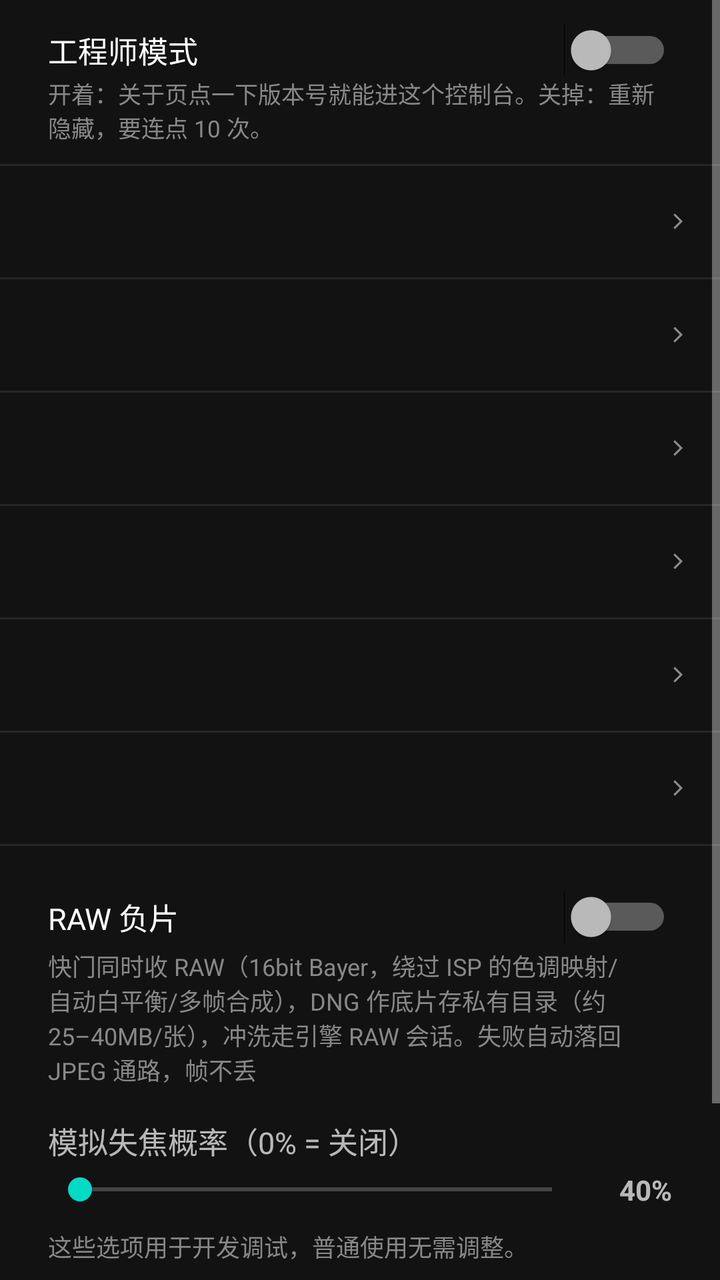
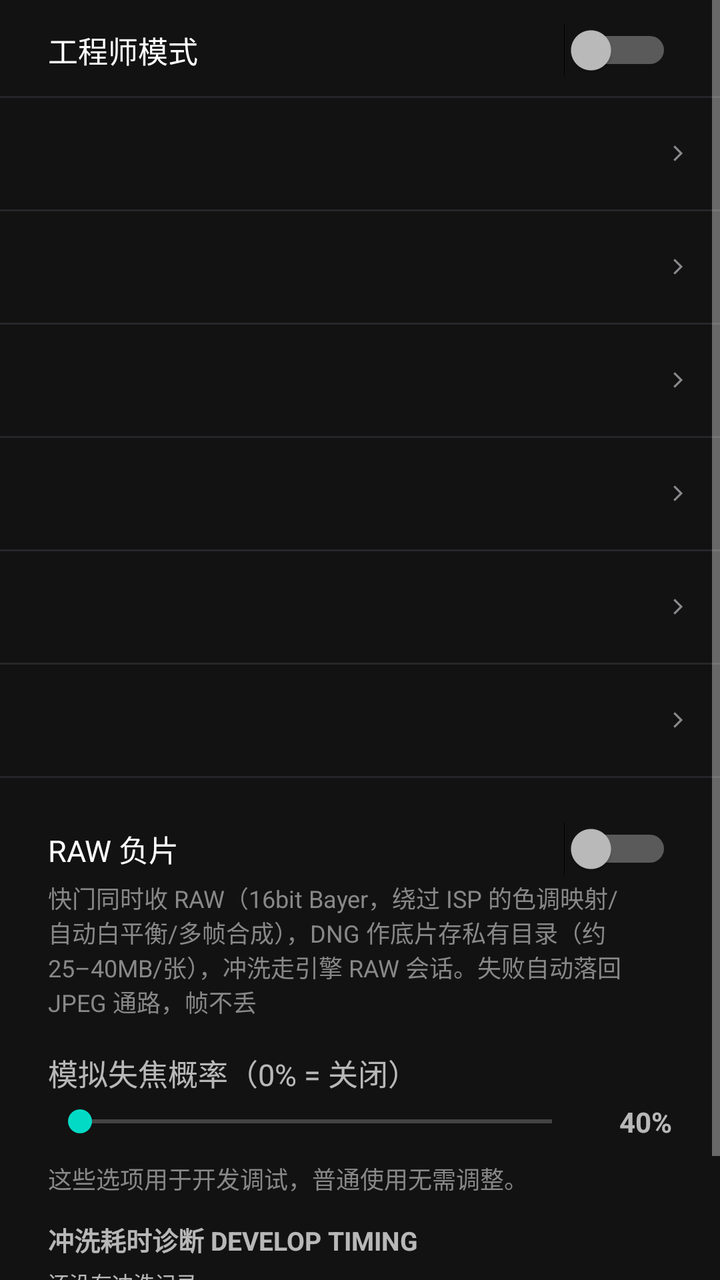

Screens rendered from an Android XML layout before and after an edit, with the pre-edit source and the edit as a unified diff.
<!-- AndroidManifest.xml: application theme Theme.FilmCam -->
<!-- res/layout/dialog_hidden_settings.xml -->
<?xml version="1.0" encoding="utf-8"?>

<ScrollView xmlns:android="http://schemas.android.com/apk/res/android"
    android:layout_width="match_parent"
    android:layout_height="wrap_content">

    <LinearLayout
        android:layout_width="match_parent"
        android:layout_height="wrap_content"
        android:orientation="vertical"
        android:paddingTop="8dp">

        
        <Switch
            android:id="@+id/swEngineerMode"
            android:layout_width="match_parent"
            android:layout_height="wrap_content"
            android:paddingStart="24dp"
            android:paddingTop="6dp"
            android:paddingEnd="24dp"
            android:paddingBottom="2dp"
            android:text="@string/eng_mode_title"
            android:textSize="15sp" />

        <TextView
            android:layout_width="match_parent"
            android:layout_height="wrap_content"
            android:paddingStart="24dp"
            android:paddingEnd="24dp"
            android:paddingBottom="10dp"
            android:text="@string/eng_mode_note"
            android:textColor="#888"
            android:textSize="11.5sp" />

        
        <View
            android:layout_width="match_parent"
            android:layout_height="1dp"
            android:background="#26262A" />

        <include
            android:id="@+id/rowEngSlow"
            layout="@layout/item_setting_row" />

        <View
            android:layout_width="match_parent"
            android:layout_height="1dp"
            android:background="#26262A" />

        <include
            android:id="@+id/rowEngStyle"
            layout="@layout/item_setting_row" />

        <View
            android:layout_width="match_parent"
            android:layout_height="1dp"
            android:background="#26262A" />

        
        <LinearLayout
            android:id="@+id/groupEngColor"
            android:layout_width="match_parent"
            android:layout_height="wrap_content"
            android:orientation="vertical">

                <include
            android:id="@+id/rowEngColor"
            layout="@layout/item_setting_row" />

        <View
            android:layout_width="match_parent"
            android:layout_height="1dp"
            android:background="#26262A" />
        </LinearLayout>

        <include
            android:id="@+id/rowEngDev"
            layout="@layout/item_setting_row" />

        <View
            android:layout_width="match_parent"
            android:layout_height="1dp"
            android:background="#26262A" />

        <include
            android:id="@+id/rowEngLens"
            layout="@layout/item_setting_row" />

        <View
            android:layout_width="match_parent"
            android:layout_height="1dp"
            android:background="#26262A" />

        
        <include
            android:id="@+id/rowEngJpeg"
            layout="@layout/item_setting_row" />

        <View
            android:layout_width="match_parent"
            android:layout_height="1dp"
            android:background="#26262A" />

        <LinearLayout
            android:layout_width="match_parent"
            android:layout_height="wrap_content"
            android:orientation="vertical"
            android:paddingStart="24dp"
            android:paddingTop="10dp"
            android:paddingEnd="24dp">

            <Switch
                android:id="@+id/swRawNegative"
                android:layout_width="match_parent"
                android:layout_height="wrap_content"
                android:layout_marginTop="12dp"
                android:text="@string/eng_raw_negative"
                android:textSize="15sp" />

            <TextView
                android:layout_width="match_parent"
                android:layout_height="wrap_content"
                android:layout_marginTop="2dp"
                android:text="@string/eng_raw_hint"
                android:textColor="#888"
                android:textSize="12sp" />

            <TextView
                android:layout_width="match_parent"
                android:layout_height="wrap_content"
                android:layout_marginTop="16dp"
                android:text="@string/main_debug_softfocus_prob"
                android:textSize="15sp" />

            <LinearLayout
                android:layout_width="match_parent"
                android:layout_height="wrap_content"
                android:layout_marginTop="4dp"
                android:gravity="center_vertical"
                android:orientation="horizontal">

                <SeekBar
                    android:id="@+id/sbSoftFocusProb"
                    android:layout_width="0dp"
                    android:layout_height="wrap_content"
                    android:layout_weight="1" />

                <TextView
                    android:id="@+id/tvSoftFocusProb"
                    android:layout_width="44dp"
                    android:layout_height="wrap_content"
                    android:gravity="end"
                    android:text="40%"
                    android:textSize="14sp"
                    android:textStyle="bold" />
            </LinearLayout>

            <TextView
                android:layout_width="match_parent"
                android:layout_height="wrap_content"
                android:layout_marginTop="10dp"
                android:text="@string/main_debug_note"
                android:textColor="#888"
                android:textSize="12sp" />

            
            <TextView
                android:layout_width="match_parent"
                android:layout_height="wrap_content"
                android:layout_marginTop="12dp"
                android:layout_marginBottom="4dp"
                android:text="@string/hidden_diag_title"
                android:textSize="13sp"
                android:textStyle="bold" />

            <TextView
                android:id="@+id/tvDiag"
                android:layout_width="match_parent"
                android:layout_height="wrap_content"
                android:layout_marginBottom="10dp"
                android:fontFamily="monospace"
                android:text="@string/hidden_diag_none"
                android:textSize="10.5sp" />

            
            <TextView
                android:layout_width="match_parent"
                android:layout_height="wrap_content"
                android:layout_marginBottom="4dp"
                android:text="@string/hidden_crash_title"
                android:textSize="13sp"
                android:textStyle="bold" />

            <TextView
                android:id="@+id/tvCrash"
                android:layout_width="match_parent"
                android:layout_height="wrap_content"
                android:layout_marginBottom="10dp"
                android:fontFamily="monospace"
                android:text="@string/hidden_crash_none"
                android:textSize="10.5sp" />
        </LinearLayout>
    </LinearLayout>
</ScrollView>
<!-- res/layout/item_setting_row.xml (included above) -->
<?xml version="1.0" encoding="utf-8"?>
<LinearLayout xmlns:android="http://schemas.android.com/apk/res/android"
    android:layout_width="match_parent"
    android:layout_height="wrap_content"
    android:background="?attr/selectableItemBackground"
    android:clickable="true"
    android:focusable="true"
    android:gravity="center_vertical"
    android:orientation="horizontal"
    android:paddingStart="17dp"
    android:paddingTop="11dp"
    android:paddingEnd="14dp"
    android:paddingBottom="11dp">

    
    <LinearLayout
        android:layout_width="0dp"
        android:layout_height="wrap_content"
        android:layout_weight="1"
        android:orientation="vertical">

        <TextView
            android:id="@+id/tvSetLabel"
            android:layout_width="wrap_content"
            android:layout_height="wrap_content"
            android:letterSpacing="0.03"
            android:textColor="#E8E4DA"
            android:textSize="13sp" />

        <TextView
            android:id="@+id/tvSetHint"
            android:layout_width="match_parent"
            android:layout_height="wrap_content"
            android:layout_marginTop="3dp"
            android:letterSpacing="0.02"
            android:lineSpacingMultiplier="1.35"
            android:maxLines="2"
            android:textColor="#8A8A8E"
            android:textSize="9.5sp" />
    </LinearLayout>

    
    <TextView
        android:id="@+id/tvSetValue"
        android:layout_width="wrap_content"
        android:layout_height="wrap_content"
        android:layout_marginStart="10dp"
        android:fontFamily="monospace"
        android:gravity="end"
        android:includeFontPadding="false"
        android:letterSpacing="0.05"
        android:textColor="#FFC100"
        android:textSize="12.5sp" />

    
    <View
        android:id="@+id/viewSetSwatch"
        android:layout_width="12dp"
        android:layout_height="12dp"
        android:layout_marginStart="9dp"
        android:visibility="gone" />

    
    <LinearLayout
        android:id="@+id/setTicks"
        android:layout_width="wrap_content"
        android:layout_height="wrap_content"
        android:layout_marginStart="10dp"
        android:gravity="center_vertical"
        android:orientation="horizontal"
        android:visibility="gone">

        <View
            android:id="@+id/tick1"
            android:layout_width="3dp"
            android:layout_height="11dp" />

        <View
            android:id="@+id/tick2"
            android:layout_width="3dp"
            android:layout_height="11dp"
            android:layout_marginStart="3dp" />

        <View
            android:id="@+id/tick3"
            android:layout_width="3dp"
            android:layout_height="11dp"
            android:layout_marginStart="3dp" />
    </LinearLayout>

    <ImageView
        android:id="@+id/ivSetChevron"
        android:layout_width="14dp"
        android:layout_height="14dp"
        android:layout_marginStart="10dp"
        android:contentDescription="@null"
        android:src="@drawable/ic_set_chevron" />
</LinearLayout>
<!-- resources referenced by this layout -->
<resources>
  <!-- drawable ic_set_chevron (drawable) -->
  <?xml version="1.0" encoding="utf-8"?>
  <vector xmlns:android="http://schemas.android.com/apk/res/android"
      android:width="24dp"
      android:height="24dp"
      android:viewportWidth="24"
      android:viewportHeight="24">
      <path
          android:fillColor="#8A8A8E"
          android:pathData="M9.4,5.3 L16.1,12 L9.4,18.7 L8.1,17.4 L13.5,12 L8.1,6.6 Z" />
  </vector>
  <string name="eng_mode_note">开着：关于页点一下版本号就能进这个控制台。关掉：重新隐藏，要连点 10 次。</string>
  <string name="eng_mode_title">工程师模式</string>
  <string name="eng_raw_hint">快门同时收 RAW（16bit Bayer，绕过 ISP 的色调映射/自动白平衡/多帧合成），DNG 作底片存私有目录（约 25–40MB/张），冲洗走引擎 RAW 会话。失败自动落回 JPEG 通路，帧不丢</string>
  <string name="eng_raw_negative">RAW 负片</string>
  <string name="hidden_crash_none">还没有崩溃记录</string>
  <string name="hidden_crash_title">崩溃日志 CRASH LOG</string>
  <string name="hidden_diag_none">还没有冲洗记录</string>
  <string name="hidden_diag_title">冲洗耗时诊断 DEVELOP TIMING</string>
  <string name="main_debug_note">这些选项用于开发调试，普通使用无需调整。</string>
  <string name="main_debug_softfocus_prob">模拟失焦概率（0% = 关闭）</string>
  <style name="Theme.FilmCam" parent="Theme.MaterialComponents.NoActionBar">
          
      </style>
</resources>

<!-- the commit's change to res/layout/dialog_hidden_settings.xml (unified diff, before → after) -->
@@ -18,19 +18,9 @@
             android:paddingStart="24dp"
             android:paddingTop="6dp"
             android:paddingEnd="24dp"
-            android:paddingBottom="2dp"
+            android:paddingBottom="12dp"
             android:text="@string/eng_mode_title"
             android:textSize="15sp" />
-
-        <TextView
-            android:layout_width="match_parent"
-            android:layout_height="wrap_content"
-            android:paddingStart="24dp"
-            android:paddingEnd="24dp"
-            android:paddingBottom="10dp"
-            android:text="@string/eng_mode_note"
-            android:textColor="#888"
-            android:textSize="11.5sp" />
 
         
         <View
<!-- resource entries referenced after the edit -->
@@ -11,7 +11,6 @@
           android:fillColor="#8A8A8E"
           android:pathData="M9.4,5.3 L16.1,12 L9.4,18.7 L8.1,17.4 L13.5,12 L8.1,6.6 Z" />
   </vector>
-  <string name="eng_mode_note">开着：关于页点一下版本号就能进这个控制台。关掉：重新隐藏，要连点 10 次。</string>
   <string name="eng_mode_title">工程师模式</string>
   <string name="eng_raw_hint">快门同时收 RAW（16bit Bayer，绕过 ISP 的色调映射/自动白平衡/多帧合成），DNG 作底片存私有目录（约 25–40MB/张），冲洗走引擎 RAW 会话。失败自动落回 JPEG 通路，帧不丢</string>
   <string name="eng_raw_negative">RAW 负片</string>
